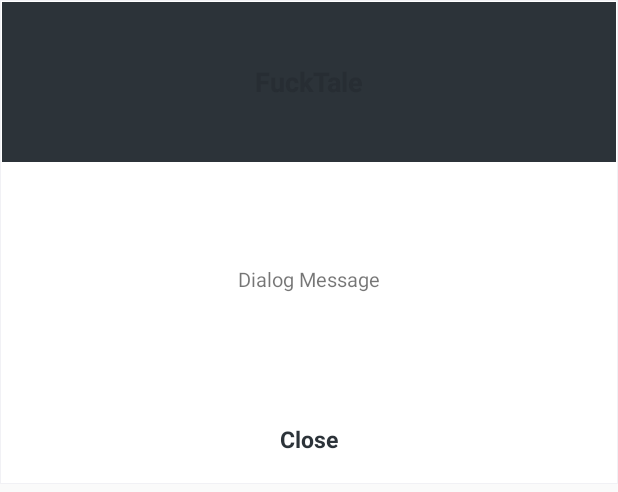
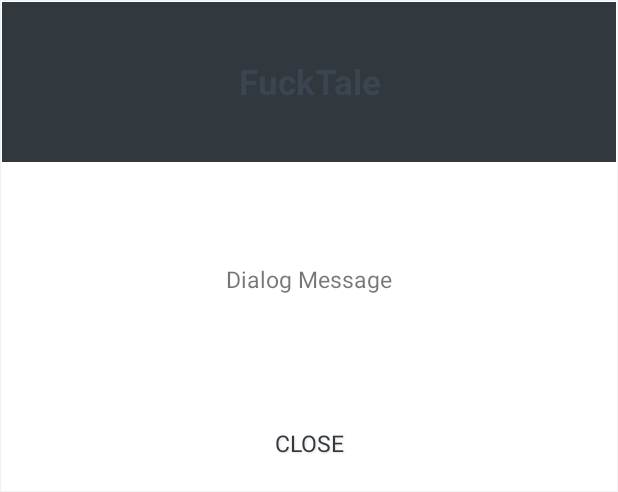
Before and after one commit to namanh007/FBook, an Android app: the layout dialog_notify.xml on its own in the app's theme, with its tools: preview values and no code run, on a phone screen of 412 x 824 dp. Shown: the top 492 px of the screen. Run offline under Robolectric (Android 15) with nearby library versions, the phone set to English and light mode, and no system bars.

```diff
--- a/FBook/app/build.gradle
+++ b/FBook/app/build.gradle
@@ -24,8 +24,8 @@ android {
 
 dependencies {
     implementation fileTree(dir: 'libs', include: ['*.jar'])
+
     implementation"org.jetbrains.kotlin:kotlin-stdlib-jre7:$kotlin_version"
-
     implementation "com.android.support:appcompat-v7:$sdk_version"
     implementation "com.android.support:support-v4:$sdk_version"
     implementation "com.android.support:support-v13:$sdk_version"
@@ -55,9 +55,6 @@ dependencies {
     implementation "io.reactivex.rxjava2:rxkotlin:$rx_kotlin_version"
     implementation 'com.jakewharton.rxbinding2:rxbinding:2.1.1'
 
-    // Fast Android Networking
-    implementation 'com.amitshekhar.android:android-networking:1.0.1'
-
     // Glide
     implementation "com.github.bumptech.glide:glide:$glide_version"
     annotationProcessor "com.github.bumptech.glide:compiler:$glide_version"
--- a/FBook/app/src/main/java/com/cwd/fbook/base/base/BaseActivity.kt
+++ b/FBook/app/src/main/java/com/cwd/fbook/base/BaseActivity.kt
@@ -1,4 +1,4 @@
-package com.huy.source
+package com.cwd.fbook.base
 
 import android.app.Activity
 import android.content.Intent
@@ -10,6 +10,8 @@ import android.support.v7.app.AppCompatActivity
 import android.view.View
 import android.widget.Toast
 import com.cwd.fbook.util.hideKeyboard
+import com.huy.source.NotificationDialog
+import com.huy.source.ProcessDialog
 
 /**
  *  @Project: FBook
--- a/FBook/app/src/main/java/com/cwd/fbook/base/base/BaseDialog.kt
+++ b/FBook/app/src/main/java/com/cwd/fbook/base/BaseDialog.kt
@@ -1,4 +1,4 @@
-package com.huy.source
+package com.cwd.fbook.base
 
 import android.content.Context
 import android.content.DialogInterface
--- a/FBook/app/src/main/java/com/cwd/fbook/base/base/BaseFragment.kt
+++ b/FBook/app/src/main/java/com/cwd/fbook/base/BaseFragment.kt
@@ -1,4 +1,4 @@
-package com.huy.source
+package com.cwd.fbook.base
 
 import android.app.Activity
 import android.content.Intent
@@ -31,7 +31,7 @@ abstract class BaseFragment : Fragment(), BaseView {
         lastClickTime = SystemClock.elapsedRealtime()
     }
 
-    abstract fun getLayoutId(): Int
+    abstract fun layout(): Int
 
     protected open fun onViewClick(v: View) {
     }
@@ -51,7 +51,7 @@ abstract class BaseFragment : Fragment(), BaseView {
     }
 
     override fun onCreateView(inflater: LayoutInflater, container: ViewGroup?, savedInstanceState: Bundle?): View? {
-        return inflater.inflate(getLayoutId(), container, false)
+        return inflater.inflate(layout(), container, false)
     }
 
     override fun onViewCreated(view: View, savedInstanceState: Bundle?) {
--- a/FBook/app/src/main/java/com/cwd/fbook/base/base/BaseView.kt
+++ b/FBook/app/src/main/java/com/cwd/fbook/base/BaseView.kt
@@ -1,4 +1,4 @@
-package com.huy.source
+package com.cwd.fbook.base
 
 import android.support.annotation.StringRes
 
--- a/FBook/app/src/main/java/com/cwd/fbook/base/dialog/NotificationDialog.kt
+++ b/FBook/app/src/main/java/com/cwd/fbook/base/dialog/NotificationDialog.kt
@@ -4,6 +4,7 @@ import android.content.Context
 import android.support.annotation.StringRes
 import android.widget.TextView
 import com.cwd.fbook.R
+import com.cwd.fbook.base.BaseDialog
 
 /**
  *  @Project: FBook
--- a/FBook/app/src/main/java/com/cwd/fbook/base/dialog/ProcessDialog.kt
+++ b/FBook/app/src/main/java/com/cwd/fbook/base/dialog/ProcessDialog.kt
@@ -2,6 +2,7 @@ package com.huy.source
 
 import android.content.Context
 import com.cwd.fbook.R
+import com.cwd.fbook.base.BaseDialog
 
 /**
  *  @Project: FBook
--- a/FBook/app/src/main/java/com/cwd/fbook/base/mvp/MvpActivity.kt
+++ b/FBook/app/src/main/java/com/cwd/fbook/base/mvp/MvpActivity.kt
@@ -1,6 +1,8 @@
 package com.huy.source
 
 import android.os.Bundle
+import com.cwd.fbook.base.BaseActivity
+import com.cwd.fbook.base.BaseView
 
 /**
  *  @Project: FBook
--- a/FBook/app/src/main/java/com/cwd/fbook/base/mvp/MvpFragment.kt
+++ b/FBook/app/src/main/java/com/cwd/fbook/base/mvp/MvpFragment.kt
@@ -2,6 +2,8 @@ package com.huy.source
 
 import android.os.Bundle
 import android.view.View
+import com.cwd.fbook.base.BaseFragment
+import com.cwd.fbook.base.BaseView
 
 /**
  *  @Project: FBook
--- a/FBook/app/src/main/java/com/cwd/fbook/base/mvp/MvpPresenterInt.kt
+++ b/FBook/app/src/main/java/com/cwd/fbook/base/mvp/MvpPresenterInt.kt
@@ -1,4 +1,6 @@
 package com.huy.source
+
+import com.cwd.fbook.base.BaseView
 
 /**
  *  @Project: FBook
--- a/FBook/app/src/main/java/com/cwd/fbook/base/mvp/MvpViewInt.kt
+++ b/FBook/app/src/main/java/com/cwd/fbook/base/mvp/MvpViewInt.kt
@@ -1,6 +1,7 @@
 package com.huy.source
 
 import android.support.annotation.StringRes
+import com.cwd.fbook.base.BaseView
 
 /**
  *  @Project: FBook
@@ -8,7 +9,7 @@ import android.support.annotation.StringRes
  *  @Description: ...
  *  All Right Reserved.
  */
-interface MvpViewInt : BaseView{
+interface MvpViewInt : BaseView {
 
     fun string(@StringRes stringRes: Int) : String
 }
--- a/FBook/app/src/main/java/com/cwd/fbook/base/mvvm/LiveActivity.kt
+++ b/FBook/app/src/main/java/com/cwd/fbook/base/mvvm/LiveActivity.kt
@@ -1,6 +1,7 @@
 package com.huy.source
 
 import android.os.Bundle
+import com.cwd.fbook.base.BaseActivity
 
 /**
  *  @Project: FBook
--- a/FBook/app/src/main/java/com/cwd/fbook/base/mvvm/LiveFragment.kt
+++ b/FBook/app/src/main/java/com/cwd/fbook/base/mvvm/LiveFragment.kt
@@ -3,6 +3,7 @@ package com.huy.source
 import android.os.Bundle
 import android.support.annotation.LayoutRes
 import android.view.View
+import com.cwd.fbook.base.BaseFragment
 
 /**
  *  @Project: FBook
@@ -12,10 +13,5 @@ import android.view.View
  */
 abstract class LiveFragment : BaseFragment(){
 
-    @LayoutRes
-    protected abstract fun layout(): Int
 
-    override fun onViewCreated(view: View, savedInstanceState: Bundle?) {
-        super.onViewCreated(view, savedInstanceState)
-    }
 }
--- a/FBook/app/src/main/res/layout/dialog_notify.xml
+++ b/FBook/app/src/main/res/layout/dialog_notify.xml
@@ -11,7 +11,7 @@
         android:layout_width="match_parent"
         android:layout_height="@dimen/_120sdp"
         android:gravity="center"
-        android:textSize="@dimen/Text2"
+        android:textSize="@dimen/Text3"
         android:text="Dialog Message" />
 
     <TextView
--- a/FBook/app/src/main/res/values/colors.xml
+++ b/FBook/app/src/main/res/values/colors.xml
@@ -1,7 +1,7 @@
 <?xml version="1.0" encoding="utf-8"?>
 <resources>
-    <color name="colorPrimaryLight">#323d46</color>
-    <color name="colorPrimary">#2c3339</color>
+    <color name="colorPrimaryLight">#3a454f</color>
+    <color name="colorPrimary">#31383e</color>
     <color name="colorPrimaryDark">#272d33</color>
     <color name="colorAccent">#7865C9</color>
     <color name="colorDescent">#55B6F0</color>
--- a/FBook/app/src/main/res/values/styles.xml
+++ b/FBook/app/src/main/res/values/styles.xml
@@ -143,8 +143,8 @@
         <item name="android:paddingLeft">@dimen/_4sdp</item>
         <item name="android:paddingRight">@dimen/_4sdp</item>
         <item name="android:text">@string/app_name</item>
-        <item name="android:textColor">@color/colorPrimaryDark</item>
-        <item name="android:textSize">@dimen/Text4</item>
+        <item name="android:textColor">@color/colorPrimaryLight</item>
+        <item name="android:textSize">@dimen/Text6</item>
         <item name="android:textStyle">bold</item>
     </style>
 
@@ -155,14 +155,8 @@
         <item name="android:orientation">horizontal</item>
     </style>
 
-    <style name="DialogButton">
-        <item name="android:layout_width">match_parent</item>
-        <item name="android:layout_height">@dimen/Size5</item>
-        <item name="android:gravity">center</item>
-        <item name="android:textColor">@color/colorPrimary</item>
+    <style name="DialogButton" parent="TextButton">
         <item name="android:text">@string/close</item>
-        <item name="android:textSize">@dimen/Text3</item>
-        <item name="android:textStyle">bold</item>
     </style>
 
     <!--Text Styles-->
```
Also changed, not shown: FBook/app/src/main/java/com/cwd/fbook/util/Common.kt (+13 -18 lines).
